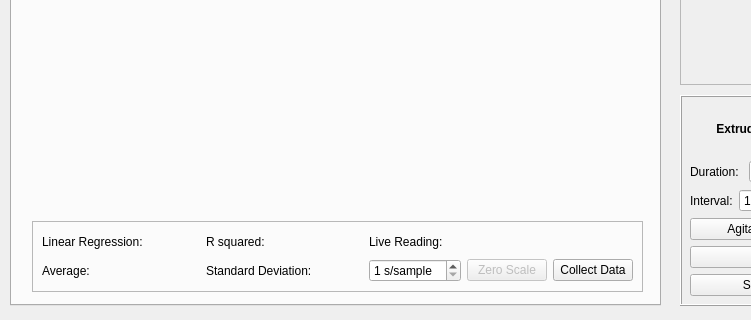
boydstongroup/PME-DEV, file _ui/PME.ui: the form before one commit; both pictures show x 0 to 751 and y 255 to 575 of the 1024 by 575 pixel window.
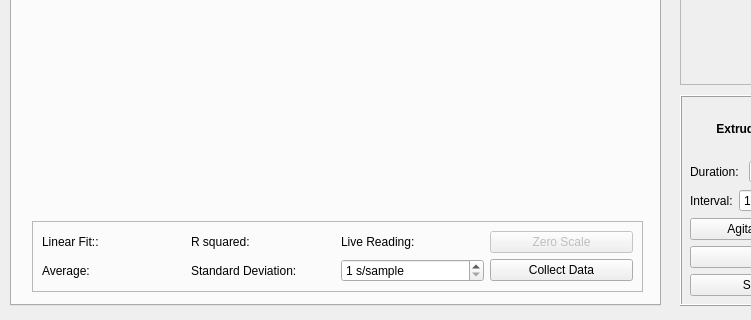
The form after the commit. Icons and pictures are not drawn. Custom widgets are drawn as their Qt base class.

Patch:
```diff
--- a/_ui/PME.ui
+++ b/_ui/PME.ui
@@ -789,27 +789,6 @@
         </rect>
        </property>
        <layout class="QGridLayout" name="gridLayout">
-        <item row="1" column="0">
-         <widget class="QLabel" name="average_label">
-          <property name="text">
-           <string>Average:</string>
-          </property>
-         </widget>
-        </item>
-        <item row="0" column="0">
-         <widget class="QLabel" name="linearFit_label">
-          <property name="text">
-           <string>Linear Regression:</string>
-          </property>
-         </widget>
-        </item>
-        <item row="1" column="1">
-         <widget class="QLabel" name="stdev_label">
-          <property name="text">
-           <string>Standard Deviation:</string>
-          </property>
-         </widget>
-        </item>
         <item row="1" column="2">
          <layout class="QHBoxLayout" name="horizontalLayout_6">
           <item>
@@ -825,23 +804,6 @@
             </property>
            </widget>
           </item>
-          <item>
-           <widget class="QPushButton" name="reset_pushButton">
-            <property name="enabled">
-             <bool>false</bool>
-            </property>
-            <property name="text">
-             <string>Zero Scale</string>
-            </property>
-           </widget>
-          </item>
-          <item>
-           <widget class="QPushButton" name="startCollection_pushButton">
-            <property name="text">
-             <string>Collect Data</string>
-            </property>
-           </widget>
-          </item>
          </layout>
         </item>
         <item row="0" column="2">
@@ -858,6 +820,44 @@
           </property>
          </widget>
         </item>
+        <item row="1" column="0">
+         <widget class="QLabel" name="average_label">
+          <property name="text">
+           <string>Average:</string>
+          </property>
+         </widget>
+        </item>
+        <item row="0" column="0">
+         <widget class="QLabel" name="linearFit_label">
+          <property name="text">
+           <string>Linear Fit::</string>
+          </property>
+         </widget>
+        </item>
+        <item row="1" column="1">
+         <widget class="QLabel" name="stdev_label">
+          <property name="text">
+           <string>Standard Deviation:</string>
+          </property>
+         </widget>
+        </item>
+        <item row="0" column="3">
+         <widget class="QPushButton" name="reset_pushButton">
+          <property name="enabled">
+           <bool>false</bool>
+          </property>
+          <property name="text">
+           <string>Zero Scale</string>
+          </property>
+         </widget>
+        </item>
+        <item row="1" column="3">
+         <widget class="QPushButton" name="startCollection_pushButton">
+          <property name="text">
+           <string>Collect Data</string>
+          </property>
+         </widget>
+        </item>
        </layout>
       </widget>
      </widget>
```
